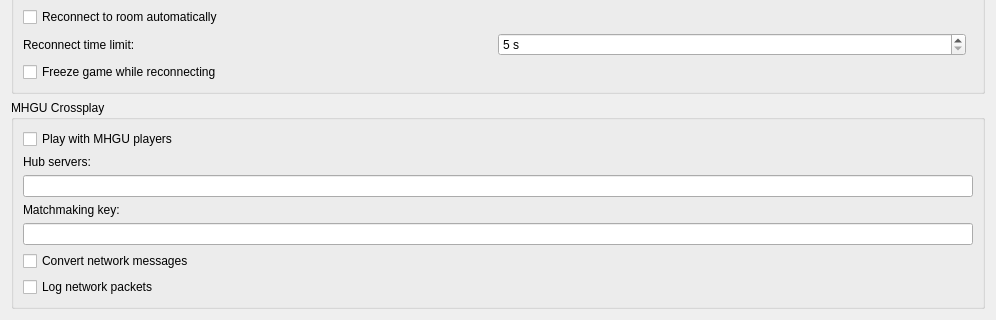
The window that src/citra_qt/configuration/configure_network.ui (klark231/AzaharPlus) describes before a commit, drawn with Qt 5; both pictures show x 0 to 996 and y 340 to 660 of the 996 by 660 pixel window.
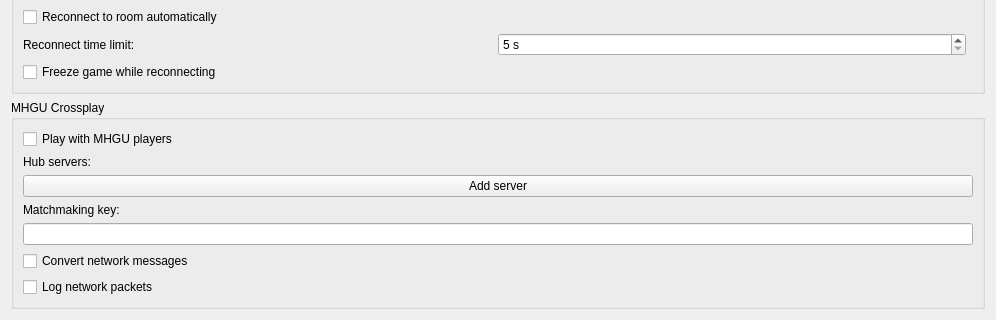
The same window after the commit.

Commit message: MHGU Proto Fix

Diff of the .ui file:
```diff
--- a/src/citra_qt/configuration/configure_network.ui
+++ b/src/citra_qt/configuration/configure_network.ui
@@ -206,9 +206,12 @@
        </widget>
       </item>
       <item>
-       <widget class="QLineEdit" name="mhgu_hub_servers">
-        <property name="toolTip">
-         <string>Up to 4 server addresses, separated by spaces.</string>
+       <layout class="QVBoxLayout" name="mhgu_hub_servers_rows"/>
+      </item>
+      <item>
+       <widget class="QPushButton" name="mhgu_hub_add_server">
+        <property name="text">
+         <string>Add server</string>
         </property>
        </widget>
       </item>
```
Left out of the diff: 2 changed lines with no effect on the pictures. The commit also changes 33 other files.
